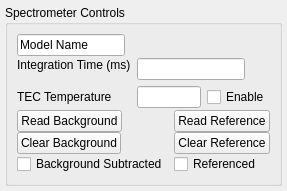
Above: nplab/instrument/spectrometer/ocean_optics_controls.ui from nanophotonics/nplab before the change. Below: the same form after it.
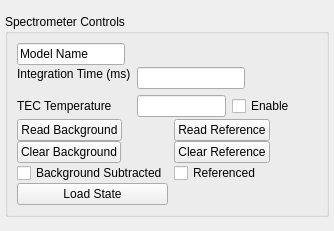
That is the form after the change.

```diff
--- a/nplab/instrument/spectrometer/ocean_optics_controls.ui
+++ b/nplab/instrument/spectrometer/ocean_optics_controls.ui
@@ -6,8 +6,8 @@
    <rect>
     <x>0</x>
     <y>0</y>
-    <width>282</width>
-    <height>186</height>
+    <width>334</width>
+    <height>231</height>
    </rect>
   </property>
   <property name="sizePolicy">
@@ -20,9 +20,6 @@
    <string>Form</string>
   </property>
   <layout class="QVBoxLayout" name="layout">
-   <property name="spacing">
-    <number>6</number>
-   </property>
    <property name="margin">
     <number>5</number>
    </property>
@@ -250,6 +247,13 @@
           </property>
          </widget>
         </item>
+        <item row="3" column="0">
+         <widget class="QPushButton" name="load_state_button">
+          <property name="text">
+           <string>Load State</string>
+          </property>
+         </widget>
+        </item>
        </layout>
       </item>
      </layout>
```
